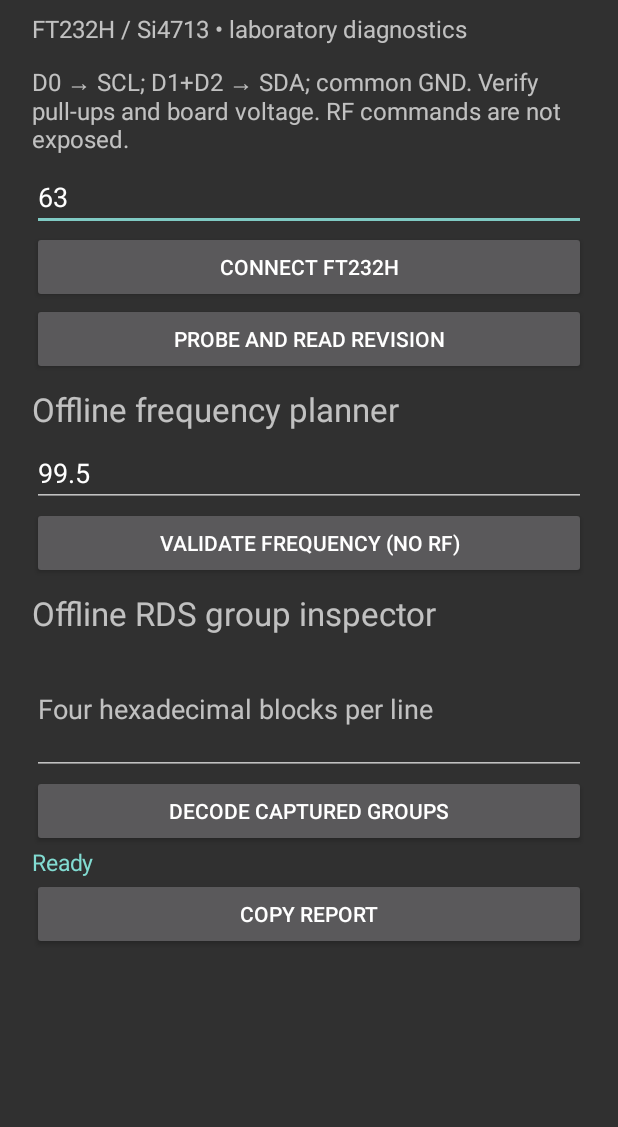
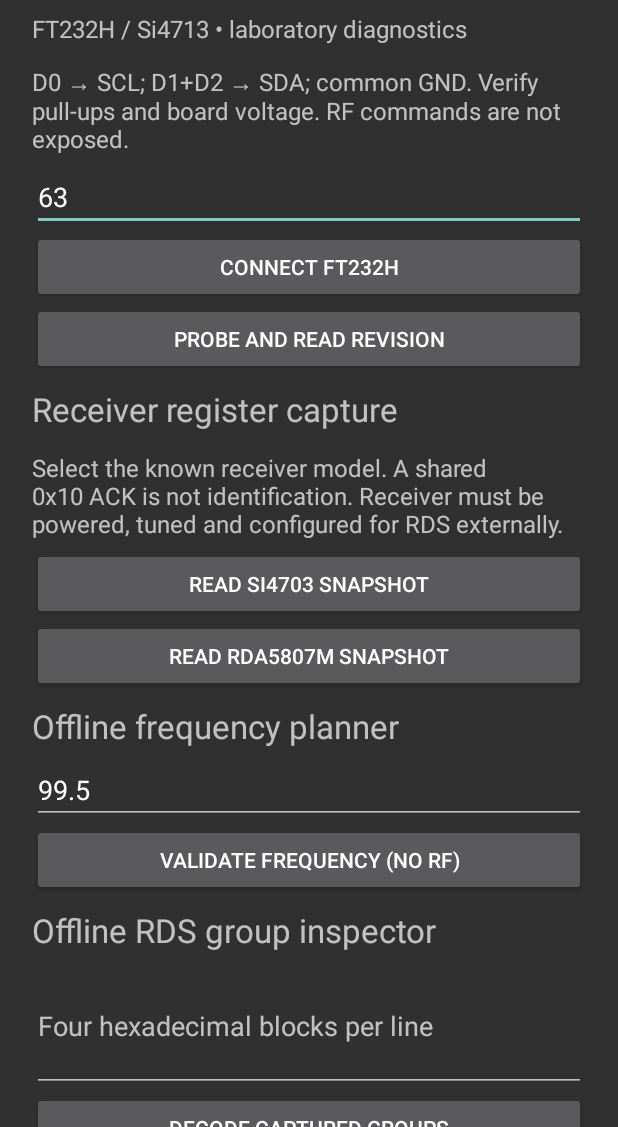
Before and after one commit to interrupt21h/droidRDS, an Android app: the screen it shows after launch (MainActivity), on a phone screen of 412 x 824 dp, the part 109-1236 px from its top. Run offline under Robolectric (Android 15) with nearby library versions, the phone set to English and light mode, and no system bars.

Commit message:
Expose Si4703 and RDA5807M receiver snapshots in Android UI

```diff
--- a/app/src/main/java/io/github/interrupt21h/droidrds/MainActivity.kt
+++ b/app/src/main/java/io/github/interrupt21h/droidrds/MainActivity.kt
@@ -52,6 +52,18 @@ class MainActivity : Activity() {
             val radio = Radio(bus ?: error("Connect FT232H first"), a)
             if (!radio.probe()) "No ACK" else "ACK observed\n" + radio.revision()
         } }
+        label("Receiver register capture", 22f)
+        label("Select the known receiver model. A shared 0x10 ACK is not identification. Receiver must be powered, tuned and configured for RDS externally.")
+        for (kind in ReceiverKind.entries) {
+            button("Read " + kind.name + " snapshot") {
+                work {
+                    val s = Receiver(bus ?: error("Connect FT232H first"), kind).snapshot()
+                    "RSSI: ${s.rssi} Stereo: ${s.stereo}\nRegisters: " +
+                        s.registers.joinToString(" ") { "%04X".format(it) } +
+                        "\n\n" + (s.group?.describe() ?: "No synchronized ready RDS group")
+                }
+            }
+        }
         label("Offline frequency planner", 22f)
         val freq = EditText(this).apply { setSingleLine(); inputType=8194; setText("99.5") }; body.addView(freq)
         button("Validate frequency (no RF)") {
```
